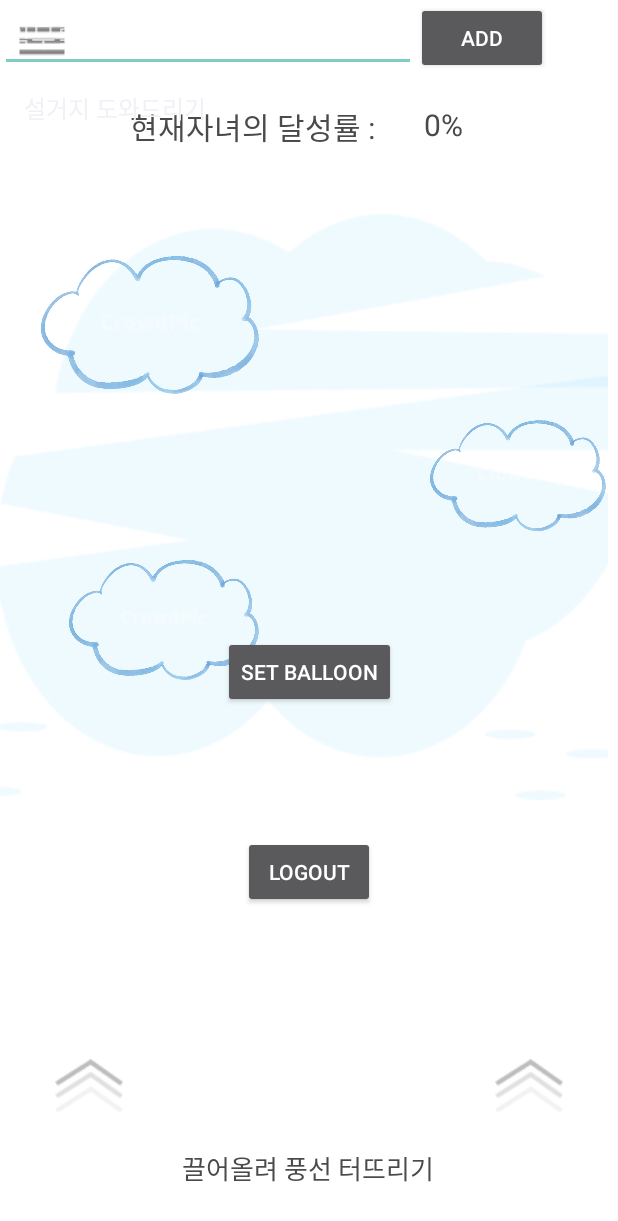
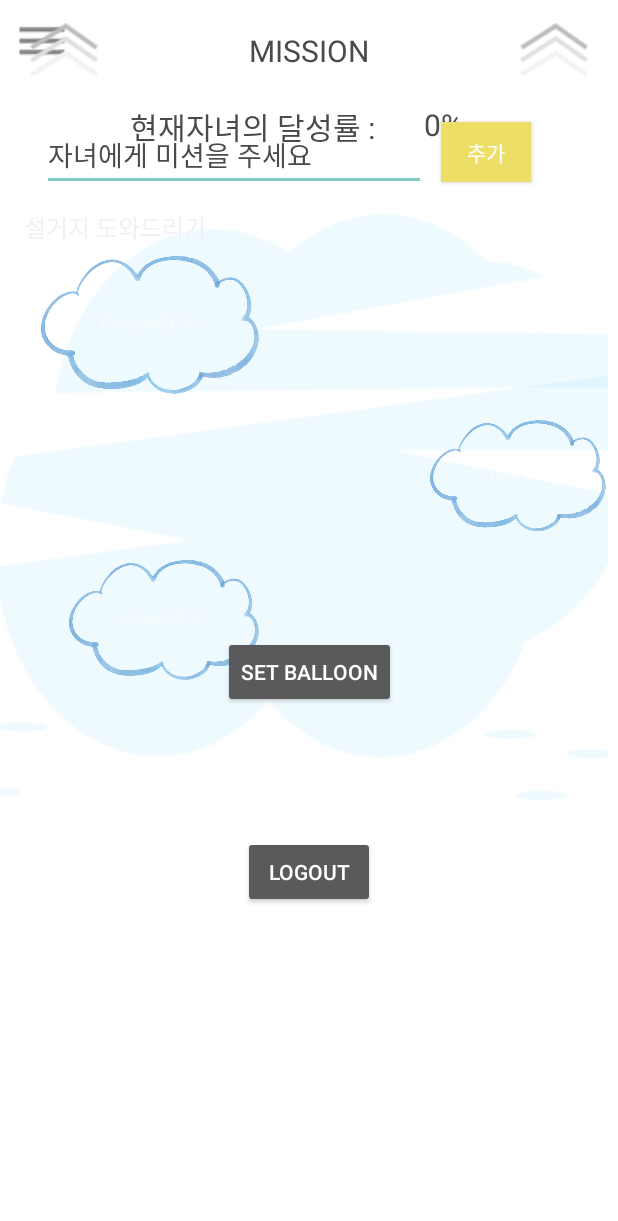
Before and after one commit to JangKeon/Prezzy-Pop, an Android app: the P_HomeActivity screen opened directly, with no data from a screen before it, on a phone screen of 412 x 824 dp. Shown: the top 1221 px of the screen. Run offline under Robolectric (Android 15) with nearby library versions, the phone set to English and light mode, and no system bars; our stand-ins replace Firebase (no records; nobody signed in at launch, a user with empty details on screens opened directly); plain views replace SlidingUpPanelLayout; Roboto replaces fonts that are not available here; 3 statements that could not run were skipped.

Commit message:
p_home.xml 슬라이딩패널 리스트뷰 수정

```diff
--- a/app/src/main/java/gachon/mpclass/prezzy_pop/MainActivity.java
+++ b/app/src/main/java/gachon/mpclass/prezzy_pop/MainActivity.java
@@ -37,8 +37,7 @@ public class MainActivity extends AppCompatActivity {
             startMyActivity(LoginActivity.class);
         } else {
             refreshToken();
-//            isMatched();
-            startMyActivity(C_HistoryActivity.class);
+            isMatched();
         }
 
 
--- a/app/src/main/res/layout/activity_p_home.xml
+++ b/app/src/main/res/layout/activity_p_home.xml
@@ -1,23 +1,21 @@
 <?xml version="1.0" encoding="utf-8"?>
-<androidx.drawerlayout.widget.DrawerLayout
-    xmlns:android="http://schemas.android.com/apk/res/android"
+<androidx.drawerlayout.widget.DrawerLayout xmlns:android="http://schemas.android.com/apk/res/android"
     xmlns:app="http://schemas.android.com/apk/res-auto"
     xmlns:tools="http://schemas.android.com/tools"
     android:id="@+id/drawer_layout"
     android:layout_width="match_parent"
     android:layout_height="match_parent"
-    android:background="@color/white"
-    >
+    android:background="@color/white">
 
     <com.sothree.slidinguppanel.SlidingUpPanelLayout
         android:layout_width="match_parent"
         android:layout_height="match_parent"
         android:gravity="bottom"
         app:umanoDragView="@+id/drawer"
-    app:umanoPanelHeight="30dp"
-    tools:context=".MainActivity"
+        app:umanoOverlay="false"
+        app:umanoPanelHeight="60dp"
         app:umanoShadowHeight="0dp"
-    app:umanoOverlay="false">
+        tools:context=".MainActivity">
 
         <androidx.constraintlayout.widget.ConstraintLayout
             android:layout_width="match_parent"
@@ -25,13 +23,11 @@
             android:background="#FFFFFF"
             android:orientation="vertical">
 
-        <androidx.appcompat.widget.Toolbar
-            xmlns:android="http://schemas.android.com/apk/res/android"
+            <androidx.appcompat.widget.Toolbar xmlns:android="http://schemas.android.com/apk/res/android"
                 android:id="@+id/toolbar"
                 android:layout_width="match_parent"
                 android:layout_height="wrap_content"
-            tools:ignore="MissingConstraints">
-        </androidx.appcompat.widget.Toolbar>
+                tools:ignore="MissingConstraints"></androidx.appcompat.widget.Toolbar>
 
 
             <ImageView
@@ -93,11 +89,10 @@
                 android:layout_height="wrap_content"
                 android:layout_centerHorizontal="true"
                 app:layout_constraintBottom_toBottomOf="@+id/imageView"
-            app:layout_constraintTop_toTopOf="@+id/imageView"
                 app:layout_constraintEnd_toEndOf="parent"
                 app:layout_constraintHorizontal_bias="0.5"
                 app:layout_constraintStart_toStartOf="parent"
-            />
+                app:layout_constraintTop_toTopOf="@+id/imageView" />
 
             <ImageView
                 android:id="@+id/cloud2"
@@ -115,26 +110,6 @@
                 app:layout_constraintTop_toTopOf="parent"
                 app:layout_constraintVertical_bias="0.347"
                 app:srcCompat="@drawable/cloud3" />
-
-
-        <TextView
-            android:id="@+id/textView2"
-            android:layout_width="wrap_content"
-            android:layout_height="wrap_content"
-            android:layout_alignParentBottom="true"
-            android:layout_centerHorizontal="true"
-            android:layout_marginBottom="32dp"
-            android:layout_weight="1"
-            android:layout_alignParentStart="true"
-            android:layout_alignParentLeft="true"
-            android:layout_alignParentTop="true"
-            android:text="끌어올려 풍선 터뜨리기"
-            android:textColor="#4A4A4A"
-            android:textSize="17sp"
-            app:layout_constraintBottom_toBottomOf="parent"
-            app:layout_constraintEnd_toEndOf="parent"
-            app:layout_constraintHorizontal_bias="0.498"
-            app:layout_constraintStart_toStartOf="parent" />
 
             <TextView
                 android:id="@+id/text_ach"
@@ -172,42 +147,6 @@
                 app:layout_constraintTop_toTopOf="parent"
                 app:layout_constraintVertical_bias="0.087" />
 
-        <ImageView
-            android:id="@+id/img_leftUp"
-            android:layout_width="wrap_content"
-            android:layout_height="wrap_content"
-            android:layout_alignParentStart="true"
-            android:layout_alignParentLeft="true"
-            android:layout_alignParentBottom="true"
-            android:layout_alignParentTop="true"
-            android:layout_marginTop="126dp"
-            android:layout_weight="1"
-            app:layout_constraintEnd_toEndOf="parent"
-            app:layout_constraintHorizontal_bias="0.1"
-            app:layout_constraintStart_toStartOf="parent"
-            app:layout_constraintTop_toBottomOf="@+id/imageView"
-            app:srcCompat="@drawable/pointup" />
-
-        <ImageView
-            android:id="@+id/img_rightUp"
-            android:layout_width="wrap_content"
-            android:layout_height="wrap_content"
-            android:layout_alignParentEnd="true"
-            android:layout_alignParentRight="true"
-            android:layout_alignParentBottom="true"
-            android:layout_alignParentStart="true"
-            android:layout_alignParentLeft="true"
-            android:layout_alignParentTop="true"
-            android:layout_marginTop="126dp"
-            android:layout_weight="1"
-            app:layout_constraintEnd_toEndOf="parent"
-            app:layout_constraintHorizontal_bias="0.9"
-            app:layout_constraintStart_toStartOf="parent"
-            app:layout_constraintTop_toBottomOf="@+id/imageView"
-            app:srcCompat="@drawable/pointup" />
-
-
-
             <Button
                 android:id="@+id/btn_logout"
                 android:layout_width="wrap_content"
@@ -229,53 +168,80 @@
                 app:layout_constraintTop_toBottomOf="@+id/img_balloon" />
         </androidx.constraintlayout.widget.ConstraintLayout>
 
-    <LinearLayout
+        <androidx.constraintlayout.widget.ConstraintLayout xmlns:android="http://schemas.android.com/apk/res/android"
+            xmlns:app="http://schemas.android.com/apk/res-auto"
             android:layout_width="match_parent"
-        android:layout_height="match_parent"
-        android:orientation="vertical"
-        android:id="@+id/drawer"
-        tools:context=".MainActivity">
+            android:layout_height="match_parent">
 
-        <LinearLayout
-            android:orientation="horizontal"
-            android:layout_width="match_parent"
+
+            <ImageView
+                android:id="@+id/img_p_pointup_left"
+                android:layout_width="wrap_content"
                 android:layout_height="wrap_content"
-            android:layout_alignParentStart="true"
-            android:layout_alignParentLeft="true"
-            android:layout_alignParentTop="true">
+                android:layout_marginLeft="20dp"
+                android:layout_marginTop="15dp"
+                android:src="@drawable/pointup"
+                app:layout_constraintLeft_toLeftOf="parent"
+                app:layout_constraintTop_toTopOf="parent" />
+
+            <TextView
+                android:id="@+id/mission_text"
+                android:layout_width="wrap_content"
+                android:layout_height="wrap_content"
+                android:layout_margin="20dp"
+                android:text="MISSION"
+                android:textColor="#4A4A4A"
+                android:textSize="20sp"
+                app:layout_constraintHorizontal_bias="0.5"
+                app:layout_constraintLeft_toLeftOf="parent"
+                app:layout_constraintRight_toRightOf="parent"
+                app:layout_constraintTop_toTopOf="parent" />
+
+            <ImageView
+                android:id="@+id/img_p_pointup_right"
+                android:layout_width="wrap_content"
+                android:layout_height="wrap_content"
+                android:layout_marginRight="20dp"
+                android:layout_marginTop="15dp"
+                android:src="@drawable/pointup"
+                app:layout_constraintRight_toRightOf="parent"
+                app:layout_constraintTop_toTopOf="parent" />
 
             <EditText
                 android:id="@+id/edit_mission"
                 android:layout_width="wrap_content"
                 android:layout_height="wrap_content"
-                android:layout_alignParentStart="true"
-                android:layout_alignParentLeft="true"
-                android:layout_alignParentTop="true"
-                android:hint="임무를 추가해주세요"
-                android:ems="13"/>
+                android:layout_marginLeft="28dp"
+                android:layout_marginTop="32dp"
+                android:ems="12"
+                android:hint="자녀에게 미션을 주세요"
+                android:textColor="@color/black"
+                android:textColorHint="#4A4A4A"
+                app:layout_constraintLeft_toLeftOf="parent"
+                app:layout_constraintTop_toBottomOf="@+id/mission_text" />
 
             <Button
                 android:id="@+id/btn_addMission"
-                android:text="ADD"
-                android:layout_alignParentStart="true"
-                android:layout_alignParentLeft="true"
-                android:layout_alignParentTop="true"
-                android:layout_width="wrap_content"
-                android:layout_height="wrap_content"/>
-
-        </LinearLayout>
+                android:layout_width="60dp"
+                android:layout_height="40dp"
+                android:layout_marginLeft="10dp"
+                android:layout_marginTop="34dp"
+                android:background="#EDDF66"
+                android:text="추가"
+                app:layout_constraintStart_toEndOf="@+id/edit_mission"
+                app:layout_constraintTop_toBottomOf="@+id/mission_text" />
 
             <ListView
                 android:id="@+id/listView_mission"
                 android:layout_width="match_parent"
                 android:layout_height="wrap_content"
-            android:layout_alignParentStart="true"
-            android:layout_alignParentLeft="true"
-            android:layout_alignParentTop="true">
-        </ListView>
+                app:layout_constraintTop_toBottomOf="@id/edit_mission"></ListView>
 
-    </LinearLayout>
+        </androidx.constraintlayout.widget.ConstraintLayout>
+
+
     </com.sothree.slidinguppanel.SlidingUpPanelLayout>
+
     <com.google.android.material.navigation.NavigationView
         android:id="@+id/nav_view"
         android:layout_width="wrap_content"
```
Lines whose indentation alone changed are shown as unchanged.
